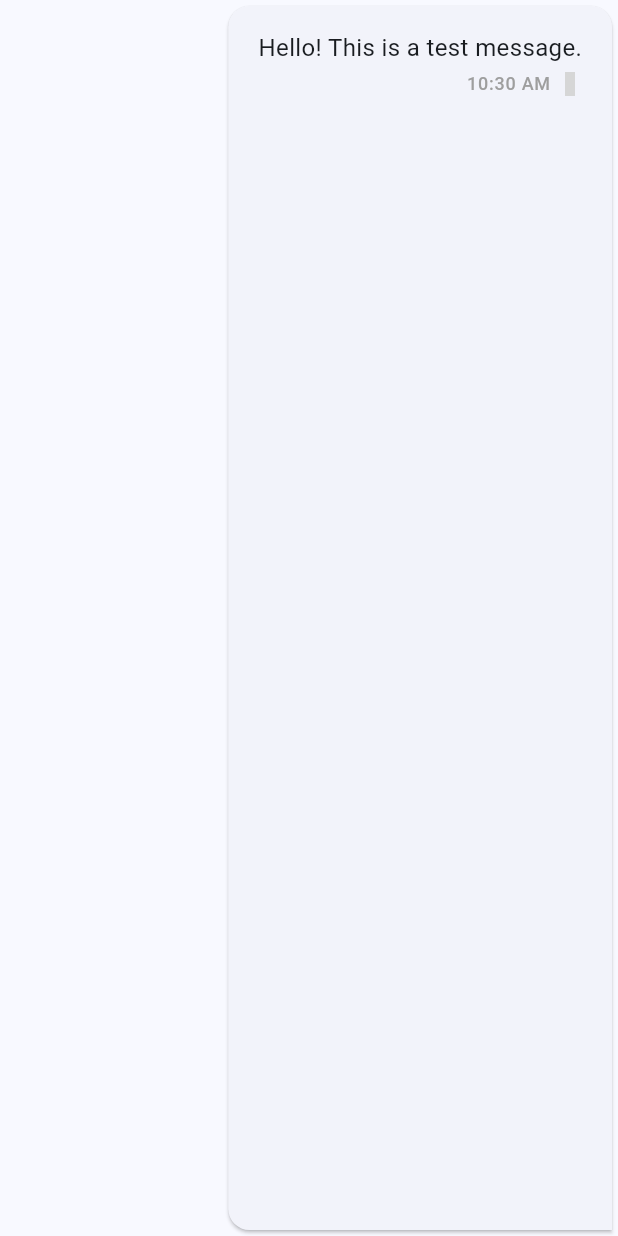
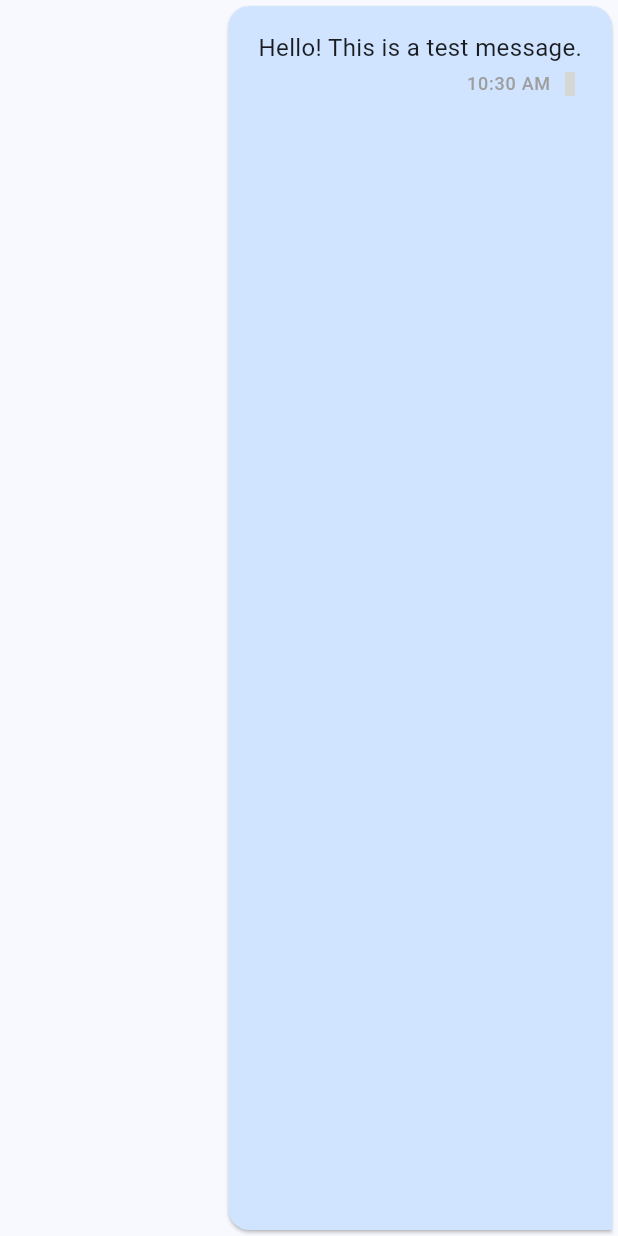
Before and after one commit to 3madhani/TalkVerse, a Flutter app: the MessageBubble widget shown alone on an empty page, opened directly with empty values, on a phone screen of 412 x 824 dp. Run offline on Flutter 3.47's test engine with Material 3 defaults, Android fonts, the phone set to English and light mode, and no system bars; our stand-ins replace flutter_svg, iconsax; grey boxes are pictures that could not be loaded.

Commit message:
feat: update chat screen layout and enhance message bubble styling

```diff
--- a/lib/features/chats/presentation/views/widgets/message_bubble.dart
+++ b/lib/features/chats/presentation/views/widgets/message_bubble.dart
@@ -20,11 +20,15 @@ class MessageBubble extends StatelessWidget {
               bottomRight: Radius.circular(index % 2 == 0 ? 0 : 14),
             ),
           ),
+          color:
+              index % 2 == 0
+                  ? Theme.of(context).colorScheme.primaryContainer
+                  : Theme.of(context).colorScheme.secondaryContainer,
           child: Container(
             margin: const EdgeInsets.symmetric(vertical: 4, horizontal: 8),
             padding: const EdgeInsets.all(12),
             constraints: BoxConstraints(
-              maxWidth: MediaQuery.of(context).size.width * 0.7,
+              maxWidth: MediaQuery.sizeOf(context).width * 0.7,
             ),
             child: Column(
               crossAxisAlignment: CrossAxisAlignment.end,
```
Also changed, not shown: lib/features/chats/presentation/views/chat_screen.dart (+2 -5 lines), lib/features/chats/presentation/views/widgets/text_field_message.dart (+10 -2 lines).
